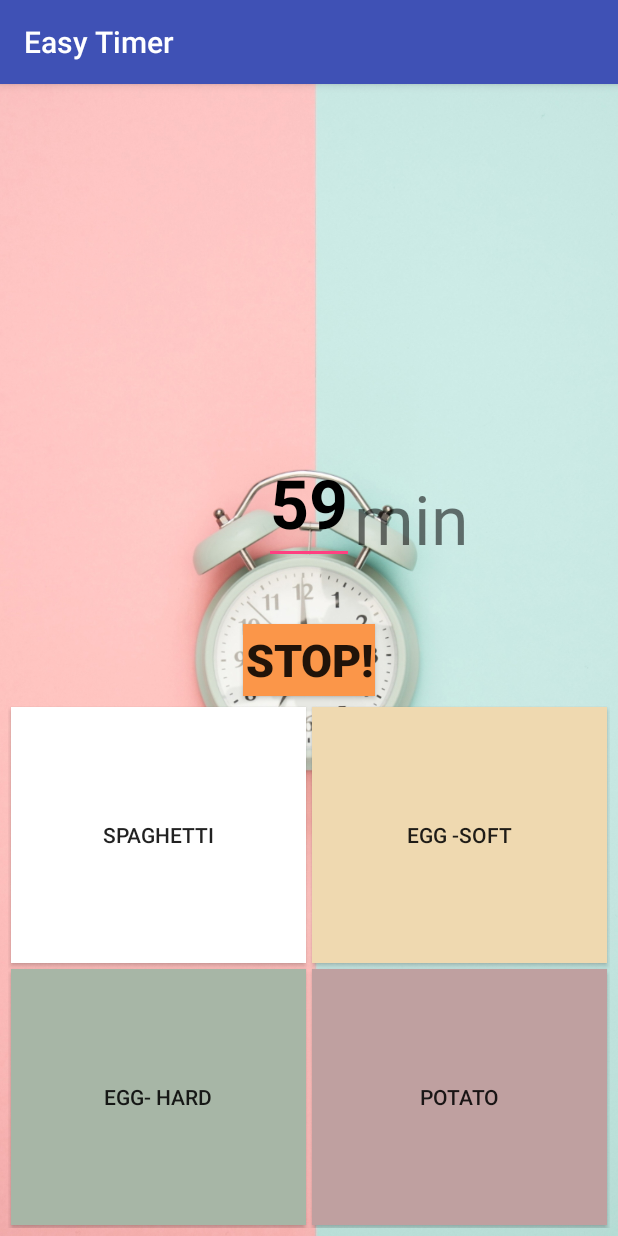
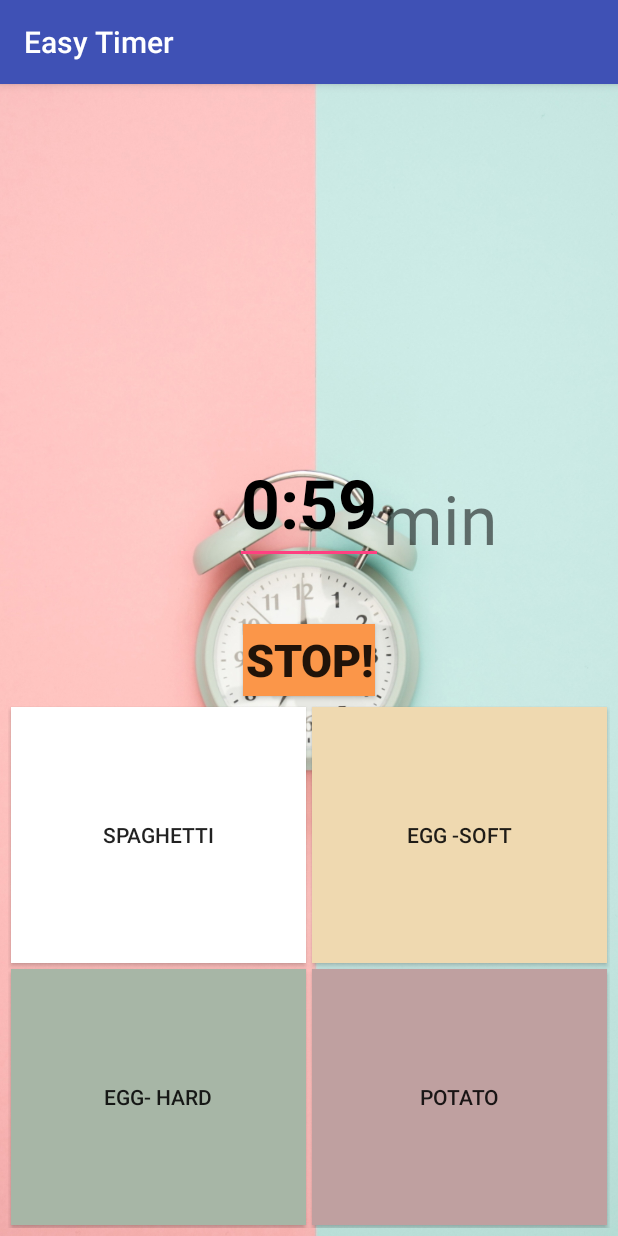
Before and after one commit to reinaRHL/easyTimer, an Android app: the screen it shows after launch (MainActivity), after a tap on "START!", on a phone screen of 412 x 824 dp. Run offline under Robolectric (Android 15) with nearby library versions, the light colour scheme and no system bars.

Commit message:
Get timer/stop button working and improved how it's displayed

```diff
--- a/app/src/main/java/com/mp/rena/easytimer/MainActivity.java
+++ b/app/src/main/java/com/mp/rena/easytimer/MainActivity.java
@@ -1,21 +1,21 @@
 package com.mp.rena.easytimer;
 
+import android.media.MediaPlayer;
 import android.os.CountDownTimer;
 import android.support.v7.app.AppCompatActivity;
 import android.os.Bundle;
+import android.support.v7.widget.GridLayout;
 import android.view.View;
 import android.widget.Button;
 import android.widget.EditText;
 
 public class MainActivity extends AppCompatActivity {
 
+    CountDownTimer timer;
     Button starBtb;
-    Button spa;
-    Button softegg;
-    Button hardegg;
-    Button potato;
     EditText timerView;
     boolean timerOn = false;
+    GridLayout grid;
 
     public void startTimer(View view){
         if (!timerOn){
@@ -23,16 +23,25 @@ public class MainActivity extends AppCompatActivity {
             timerOn = true;
             starBtb.setText("STOP!");
             int time = Integer.parseInt(timerView.getText().toString())* 60 * 1000;
-            CountDownTimer timer = new CountDownTimer(time+100, 1000) {
+            timer = new CountDownTimer(time+100, 1000) {
                 @Override
                 public void onTick(long l) {
-                    timerView.setText(String.valueOf((int)l/1000));
+                    int min = (int) l/1000/60;
+                    int seconds = (int)l/1000 - min*60;
+                    String minString = String.valueOf(min);
+                    String secondsString = String.valueOf(seconds);
+                    if (seconds < 10){
+                        secondsString = "0" + secondsString;
+                    }
+                    timerView.setText(minString + ":" + secondsString);
                 }
 
                 @Override
                 public void onFinish() {
                     //start music
-                    timerView.setText("0");
+                    MediaPlayer mp = MediaPlayer.create(getApplicationContext(), R.raw.sound);
+                    mp.start();
+                    timerView.setText("1");
                     starBtb.setText("START!");
                     timerOn = false;
                 }
@@ -41,7 +50,9 @@ public class MainActivity extends AppCompatActivity {
 
         } else {
             //stop
+            timerView.setText("1");
             timerOn = false;
+            timer.cancel();
             starBtb.setText("START!");
         }
     }
@@ -54,38 +65,29 @@ public class MainActivity extends AppCompatActivity {
 
         starBtb = findViewById(R.id.startBtn);
         timerView = findViewById(R.id.clockTextView);
-        spa = findViewById(R.id.btn1);
-        softegg = findViewById(R.id.btn2);
-        hardegg = findViewById(R.id.btn3);
-        potato = findViewById(R.id.btn4);
 
-        spa.setOnClickListener(new Button.OnClickListener() {
+        grid = findViewById(R.id.gridLayout);
+
+        grid.setOnClickListener(new View.OnClickListener() {
             @Override
             public void onClick(View view) {
-                timerView.setText("9");
+                timer.cancel();
+                switch (view.getTag().toString()){
+                    case "spaghetti":
+                        timerView.setText("9");
+                        break;
+                    case "soft":
+                        timerView.setText("6");
+                        break;
+                    case "hard":
+                        timerView.setText("12");
+                        break;
+                    case "potato":
+                        timerView.setText("15");
+                        break;
+
+                }
             }
         });
-        softegg.setOnClickListener(new Button.OnClickListener() {
-            @Override
-            public void onClick(View view) {
-                timerView.setText("6");
-            }
-        });
-        hardegg.setOnClickListener(new Button.OnClickListener() {
-            @Override
-            public void onClick(View view) {
-                timerView.setText("12");
-            }
-        });
-        potato.setOnClickListener(new Button.OnClickListener() {
-            @Override
-            public void onClick(View view) {
-                timerView.setText("15");
-            }
-        });
-
-
-
-
     }
 }
```
